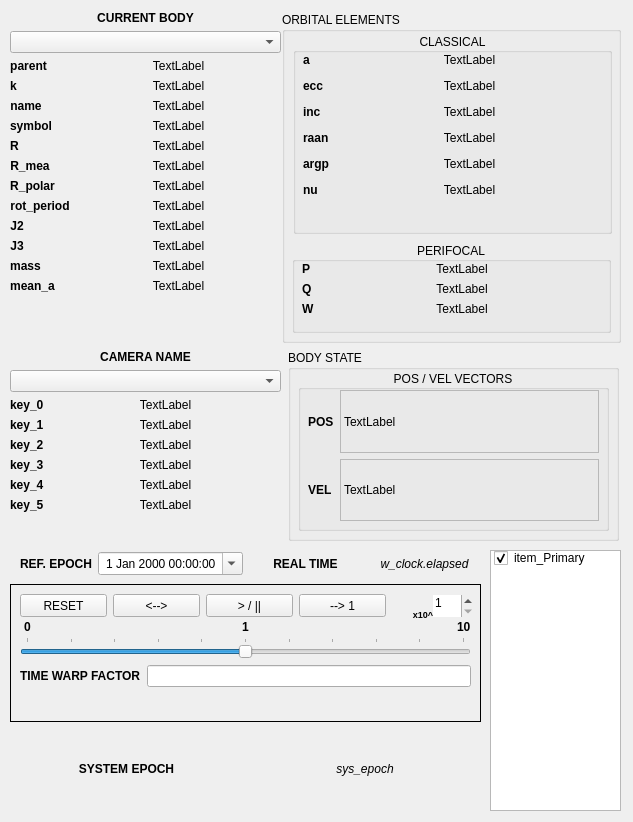
Before: the Qt Designer form ui/gui_tiled.ui in MadMaxFZ/sns2, drawn with Qt 5.
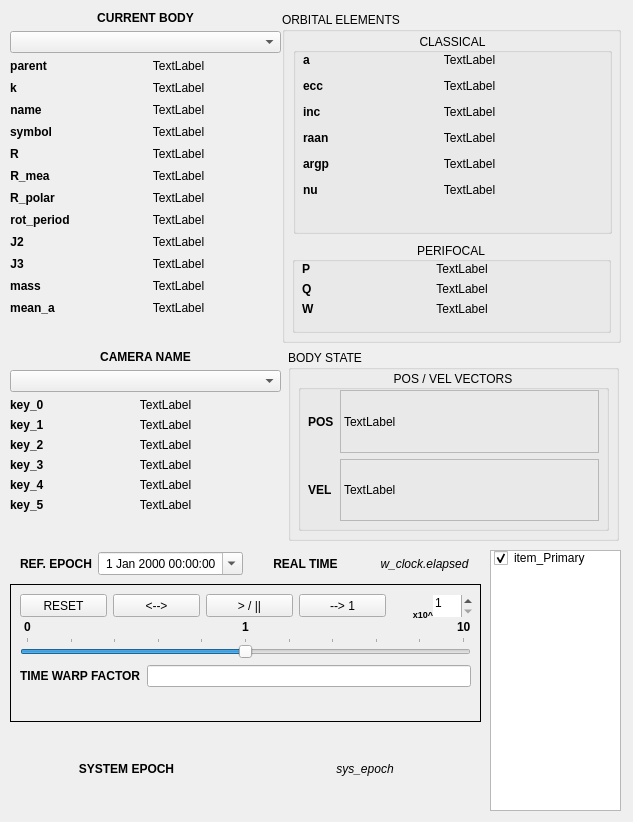
After: the same form once the commit is applied.

Commit message: -^ Main Window comes up with Earth data showing instead of placeholders. -> Finish EpochTimer operation... -> Finish CameraSet Data Panel... -> Reformat GUI panels due to extra space made!

Diff of the .ui file:
```diff
--- a/ui/gui_tiled.ui
+++ b/ui/gui_tiled.ui
@@ -539,7 +539,7 @@
      <x>10</x>
      <y>11</y>
      <width>271</width>
-     <height>332</height>
+     <height>336</height>
     </rect>
    </property>
    <layout class="QVBoxLayout" name="verticalLayout">
@@ -561,6 +561,9 @@
     </item>
     <item>
      <layout class="QFormLayout" name="formLayout">
+      <property name="verticalSpacing">
+       <number>8</number>
+      </property>
       <item row="0" column="0">
        <widget class="QLabel" name="parent">
         <property name="sizePolicy">
```
The commit also changes 5 other files.
